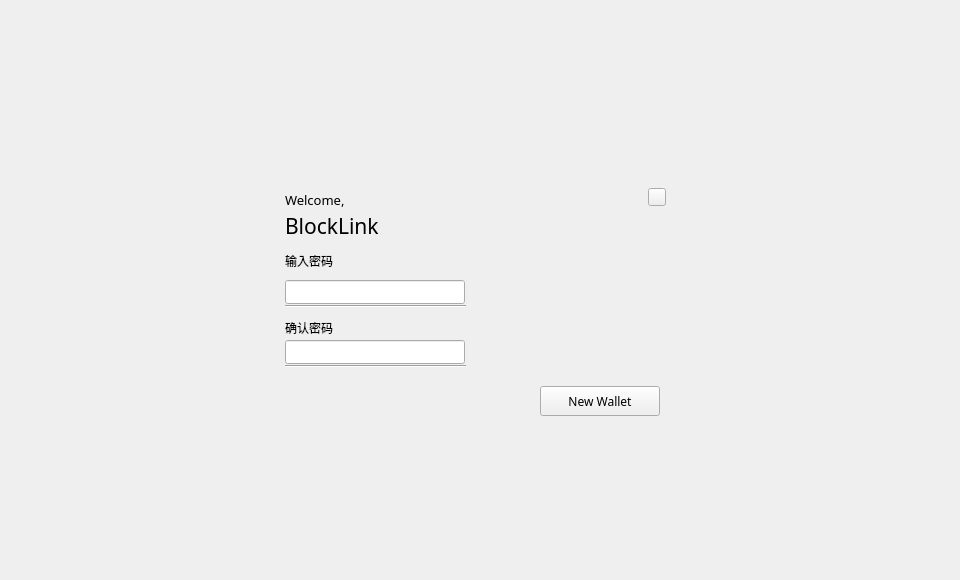
The window that firstlogin.ui (HcashOrg/hx-indicator) describes before a commit, drawn with Qt 5.
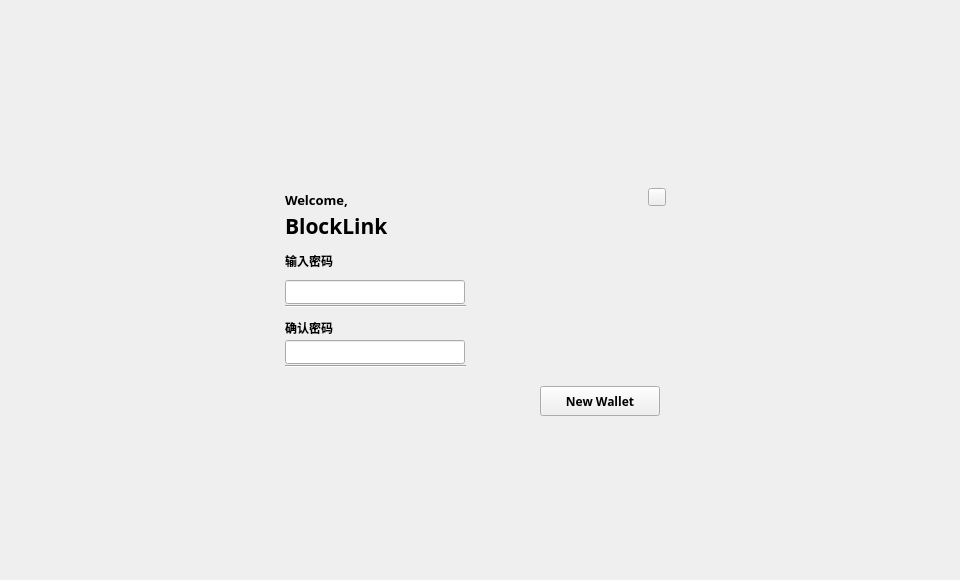
The same window after the commit.

What changed in the file:
```diff
--- a/firstlogin.ui
+++ b/firstlogin.ui
@@ -10,6 +10,13 @@
     <height>580</height>
    </rect>
   </property>
+  <property name="font">
+   <font>
+    <family>Microsoft YaHei UI Light</family>
+    <weight>75</weight>
+    <bold>true</bold>
+   </font>
+  </property>
   <property name="windowTitle">
    <string>FirstLogin</string>
   </property>
```
